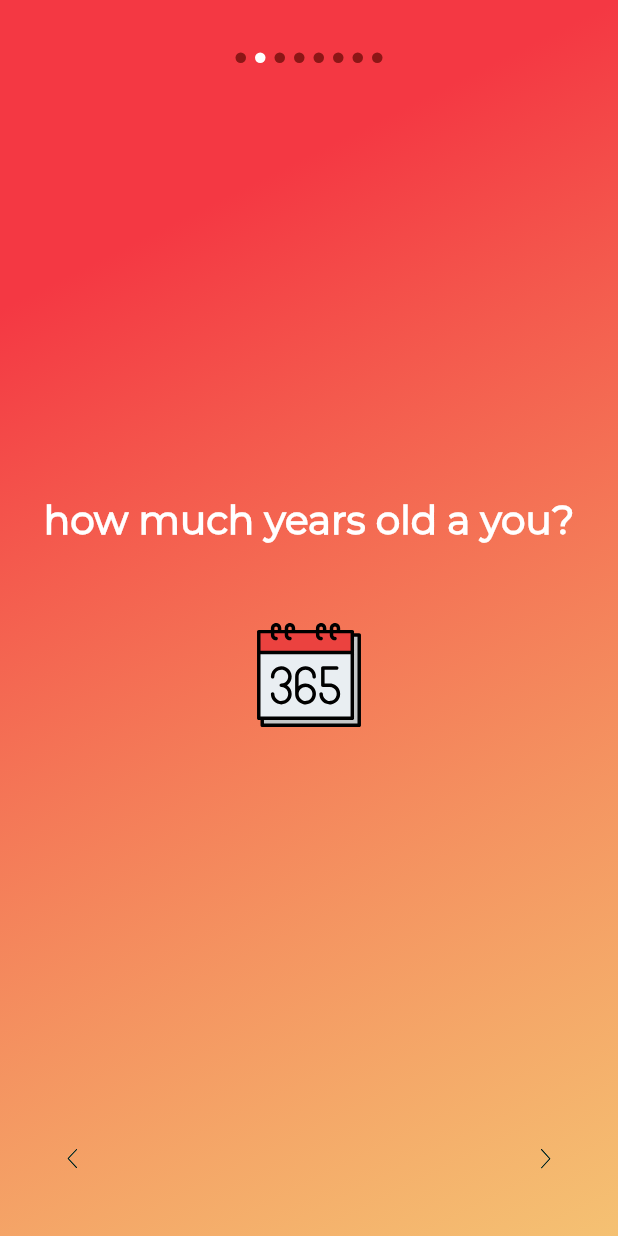
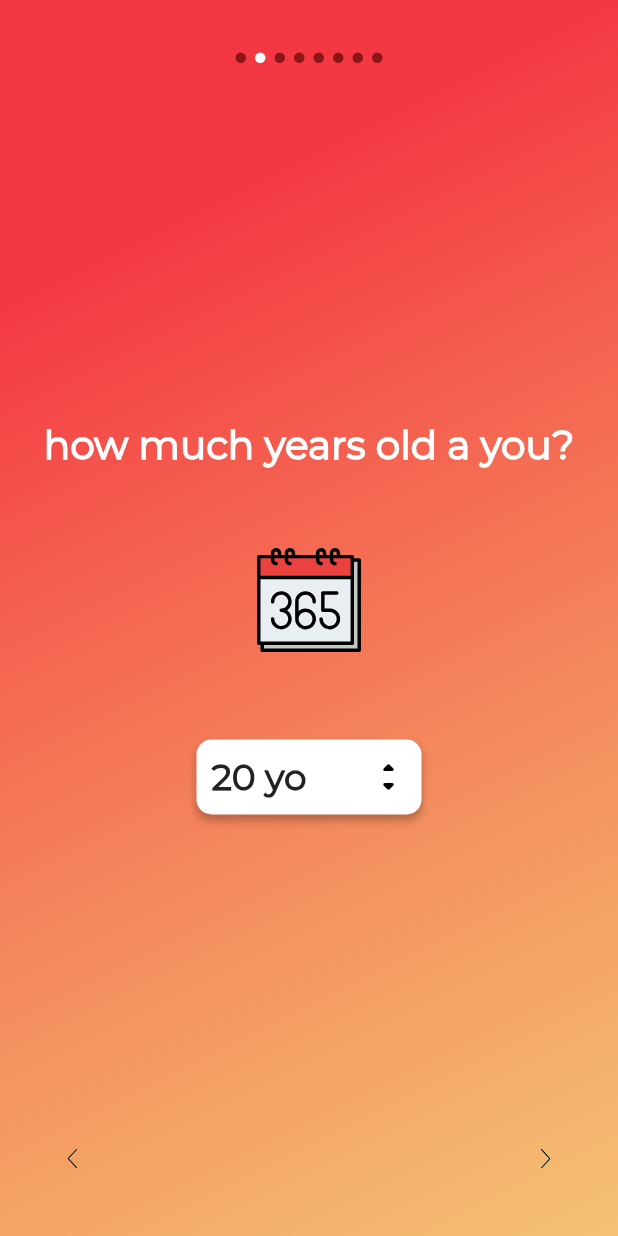
Before and after one commit to Vadagon/waterApp, a Flutter app: the screen it shows after launch, after a tap on an icon or button, on a phone screen of 412 x 824 dp. Run offline on Flutter 3.47's test engine with Material 2 defaults, Android fonts, the light colour scheme and no system bars; drawn by our look-alikes of carousel_slider; our stand-ins replace firebase_core, flutter_svg, sembast; missing offline and left inert: direct_select; accounts and stored records are empty; project files that could hold a hidden picture were left out.

Commit message:
setup slides 50%

```diff
--- a/lib/main.dart
+++ b/lib/main.dart
@@ -37,8 +37,9 @@ class MyApp extends StatelessWidget {
         fontFamily: 'Montserrat',
          textTheme: TextTheme(
       headline1: TextStyle(fontSize: 26.0, fontWeight: FontWeight.bold,color: Color(0xffffffff)),
-      headline6: TextStyle(fontSize: 16.0, fontStyle: FontStyle.italic),
-      bodyText2: TextStyle(fontSize: 14.0, fontFamily: 'Montserrat'),
+      headline6: TextStyle(fontSize: 16.0, ),
+      bodyText2: TextStyle(fontSize: 14.0, ),
+      caption: TextStyle(fontSize: 24.0, color: Color(0xff222222), fontWeight: FontWeight.bold,),
     ),
       ),
       initialRoute: '/setup',
--- a/lib/pages/setup/setup.dart
+++ b/lib/pages/setup/setup.dart
@@ -5,6 +5,10 @@ import 'package:carousel_slider/carousel_slider.dart';
 import 'package:flutter_svg/flutter_svg.dart';
 
 import 'widgets/GenderSelect.dart';
+import 'widgets/HeightSelect.dart';
+import 'widgets/Remainder.dart';
+import 'widgets/YearsSelect.dart';
+import 'widgets/weightSelect.dart';
 
 class SetupRoute extends StatefulWidget {
   SetupRoute({this.user, this.cb});
@@ -27,7 +31,7 @@ class SetupState extends State<SetupRoute> {
     // SystemChrome.setEnabledSystemUIOverlays([SystemUiOverlay.top]);
   }
 
-  int _current = 1;
+  int _current = 0;
   List _slides = [1, 2, 3, 4, 5, 6, 7, 8];
 
   Widget _slideIndex(int s) {
@@ -36,23 +40,16 @@ class SetupState extends State<SetupRoute> {
       return GenderSelect();
     }
     if (s == 2) {
-      return Column(
-        mainAxisAlignment: MainAxisAlignment.center,
-        children: [
-          Text(
-            'how much years old a you?',
-            style: Theme.of(context).textTheme.headline1,
-          ),
-          Container(
-            margin: EdgeInsets.only(top: 50),
-            child: SvgPicture.asset(
-              'assets/img/years_icon.svg',
-              width: 80,
-              height: 80,
-            ),
-          ),
-        ],
-      );
+      return YearsSelect();
+    }
+    if (s == 3) {
+      return WeightSelect();
+    }
+    if (s == 4){
+     return HeightSelect();
+    }
+     if (s == 5){
+     return ReminderSelect();
     }
   }
 
@@ -95,7 +92,6 @@ class SetupState extends State<SetupRoute> {
                     enableInfiniteScroll: false,
                     reverse: false,
                     autoPlay: false,
-                    // onPageChanged: ,
                     scrollDirection: Axis.horizontal,
                   ),
                   carouselController: _controller,
--- a/lib/pages/setup/widgets/HeightSelect.dart
+++ b/lib/pages/setup/widgets/HeightSelect.dart
@@ -1,19 +1,18 @@
 import 'package:flutter/material.dart';
 import 'package:direct_select/direct_select.dart';
+import 'package:flutter_svg/svg.dart';
 
-class HeightChoose extends StatefulWidget {
+class HeightSelect extends StatefulWidget {
   @override
-  _HeightChooseState createState() => _HeightChooseState();
+  _HeightSelectState createState() => _HeightSelectState();
 }
 
-class _HeightChooseState extends State<HeightChoose> {
+class _HeightSelectState extends State<HeightSelect> {
   var elements1 = [];
   final elements2 = ["cm", "ft"];
 
   int selectedIndex1 = 81,
-      selectedIndex2 = 0,
-      selectedIndex3 = 0,
-      selectedIndex4 = 0;
+      selectedIndex2 = 0;
 
   @override
   void initState() {
@@ -30,25 +29,29 @@ class _HeightChooseState extends State<HeightChoose> {
 
   @override
   Widget build(BuildContext context) {
+
     // elements1 = List<String>.generate(240, (index) => (index + 30).toString());
-    return Scaffold(
-      body: Padding(
-
-        padding: const EdgeInsets.all(15.0),
-        child: Center(
-          child: Column(
+    return Column(
       mainAxisAlignment: MainAxisAlignment.center,
       children: [
+        Text(
+          'how much do you weigh?',
+          style: Theme.of(context).textTheme.headline1,
+        ),
         Container(
-          padding: EdgeInsets.only(bottom: 166),
+          margin: EdgeInsets.only(top: 50),
+          child: SvgPicture.asset(
+            'assets/img/tall.svg',
+            width: 80,
+            height: 80,
+          ),
+        ),
+        Container(
+          margin: EdgeInsets.only(top: 50),
 
           child: Row(
-                    mainAxisAlignment: MainAxisAlignment.spaceAround,
-                    children: <Widget>[
-                      Image.asset(
-                        "assets/img/height.png",
-                        width: 100,
-                      ),
+      mainAxisAlignment: MainAxisAlignment.center,
+            children: [
               _mainSelect(elements2[selectedIndex2], elements1, selectedIndex1,
                           (idd) => selectedIndex1 = idd),
                       _mainSelect('Units', elements2, selectedIndex2, (idd) {
@@ -64,19 +67,15 @@ class _HeightChooseState extends State<HeightChoose> {
                         }
 
                         selectedIndex1>100?selectedIndex1--:selectedIndex1++;
-                        // setState(() {
-                        //   elements1 = elements1.map<String>((e) {
-                        //     return (double.parse(e) * 0.32808399).round().toString();
-                        //   }).toList();
-                        //   print(elements1[0]);
-                        // });
+                        setState(() {
+                          elements1 = elements1.map<String>((e) {
+                            return (double.parse(e) * 0.32808399).round().toString();
+                          }).toList();
+                        });
                       })
                     ]),
           ),
       ],
-          ),
-        ),
-      ),
     );
   }
 
@@ -84,11 +83,9 @@ class _HeightChooseState extends State<HeightChoose> {
     return Column(
       crossAxisAlignment: CrossAxisAlignment.start,
       children: [
-        Text(
-          title,
-          style: TextStyle(color: Theme.of(context).accentColor,fontSize: 12),
-        ),
+
         Container(
+              margin: EdgeInsets.all(10.0),
 
           width: 80,
           child: DirectSelect(
@@ -126,27 +123,45 @@ class MySelectionItem extends StatelessWidget {
   @override
   Widget build(BuildContext context) {
     return SizedBox(
-      height: 40.0,
+      height: 50.0,
       child: isForList
           ? Padding(
               child: _buildItemsSelect(context),
               padding: EdgeInsets.all(10.0),
             )
           : Container(
+            padding: EdgeInsets.all(10.0),
+              decoration: BoxDecoration(
+                borderRadius: BorderRadius.all(
+                  Radius.circular(10),
+                ),
+                color: Colors.white,
+                boxShadow: [
+                  BoxShadow(
+                      color: const Color(0x40000000),
+                      offset: Offset(0, 4),
+                      blurRadius: 4,
+                      spreadRadius: 0)
+                ],
+              ),
               child: Stack(
                 children: <Widget>[
                   _buildTitleSelect(context),
                   Align(
-                    alignment: Alignment.centerRight,
+                    alignment: Alignment(1, 2),
                     child: Icon(Icons.arrow_drop_down_rounded,
-                    color: Theme.of(context).accentColor,),
-                  )
+                        color: Colors.black),
+                  ),
+                  Align(
+                    alignment: Alignment(1, -2),
+                    child:
+                        Icon(Icons.arrow_drop_up_rounded, color: Colors.black),
+                  ),
                 ],
               ),
             ),
     );
   }
-
  _buildTitleSelect(BuildContext context) {
     return Container(
       color: Colors.transparent,
@@ -154,7 +169,7 @@ class MySelectionItem extends StatelessWidget {
       padding: EdgeInsets.all(0),
       width: MediaQuery.of(context).size.width,
       alignment: Alignment.centerLeft,
-      child: Text(title),
+      child: Text(title, style: Theme.of(context).textTheme.caption,),
     );
   }
 
@@ -163,7 +178,7 @@ class MySelectionItem extends StatelessWidget {
       margin: EdgeInsets.only(right: 10),
       width: MediaQuery.of(context).size.width,
       alignment: Alignment.center,
-      child: Text(title),
+      child: Text(title,style: Theme.of(context).textTheme.caption,),
     );
   }
 }
--- /dev/null
+++ b/lib/pages/setup/widgets/Remainder.dart
@@ -0,0 +1,115 @@
+import 'package:flutter/material.dart';
+import 'package:flutter_svg/flutter_svg.dart';
+
+class ReminderSelect extends StatefulWidget {
+  @override
+  _ReminderSelectState createState() => _ReminderSelectState();
+}
+
+class _ReminderSelectState extends State<ReminderSelect> {
+  bool _gender = false;
+
+  @override
+  Widget build(BuildContext context) {
+    return Column(
+      mainAxisAlignment: MainAxisAlignment.center,
+      children: [
+        Container(
+          child: Text("how often do you want to \n recive reminders?",
+              style: const TextStyle(
+                  color: const Color(0xffffffff),
+                  fontWeight: FontWeight.w400,
+                  fontFamily: "Montserrat",
+                  fontStyle: FontStyle.normal,
+                  fontSize: 22.0),
+              textAlign: TextAlign.center),
+        ),
+        Container(
+          margin: EdgeInsets.only(top: 50, right: 20),
+          child: SvgPicture.asset(
+            'assets/img/remind.svg',
+            width: 80,
+            height: 80,
+          ),
+        ),
+        Container(
+          margin: EdgeInsets.only(top: 50),
+          child: Column(
+            mainAxisAlignment: MainAxisAlignment.center,
+            children: [
+              InkWell(
+                child: Container(
+                  width: double.infinity,
+                  height: 50,
+                  padding: EdgeInsets.all(12),
+                  margin: EdgeInsets.symmetric(vertical: 7, horizontal: 30),
+                  decoration: !_gender
+                      ? BoxDecoration(
+                          borderRadius: BorderRadius.all(Radius.circular(15)),
+                          color: const Color(0xffffffff))
+                      : BoxDecoration(
+                          color: const Color(0xb0ac2727),
+                          borderRadius: BorderRadius.all(Radius.circular(15)),
+                        ),
+                  child: Text('Every 1 hour'),
+                ),
+                onTap: () {
+                  setState(() {
+                    _gender = false;
+                  });
+                  print(_gender);
+                },
+              ),
+              InkWell(
+                child: Container(
+                  width: double.infinity,
+                  height: 50,
+                  padding: EdgeInsets.all(15),
+                  margin: EdgeInsets.symmetric(vertical: 7, horizontal: 30),
+                  decoration: _gender
+                      ? BoxDecoration(
+                          borderRadius: BorderRadius.all(Radius.circular(15)),
+                          color: const Color(0xffffffff))
+                      : BoxDecoration(
+                          color: const Color(0xb0ac2727),
+                          borderRadius: BorderRadius.all(Radius.circular(15)),
+                        ),
+                  child: Text('Every 2 hour', style:Theme.of(context).textTheme.headline6),
+                ),
+                onTap: () {
+                  setState(() {
+                    _gender = true;
+                  });
+                  print(_gender);
+                },
+              ),
+              InkWell(
+                child: Container(
+                  width: double.infinity,
+                  height: 50,
+                  padding: EdgeInsets.all(12),
+                  margin: EdgeInsets.symmetric(vertical: 7, horizontal: 30),
+                  decoration: _gender
+                      ? BoxDecoration(
+                          borderRadius: BorderRadius.all(Radius.circular(15)),
+                          color: const Color(0xffffffff))
+                      : BoxDecoration(
+                          color: const Color(0xb0ac2727),
+                          borderRadius: BorderRadius.all(Radius.circular(15)),
+                        ),
+                  child: Text('do not remind'),
+                ),
+                onTap: () {
+                  setState(() {
+                    _gender = true;
+                  });
+                  print(_gender);
+                },
+              ),
+            ],
+          ),
+        ),
+      ],
+    );
+  }
+}
--- a/lib/pages/setup/widgets/YearsSelect.dart
+++ b/lib/pages/setup/widgets/YearsSelect.dart
@@ -1,18 +1,16 @@
 import 'package:flutter/material.dart';
 import 'package:direct_select/direct_select.dart';
+import 'package:flutter_svg/svg.dart';
 
-class YearsChoose extends StatefulWidget {
+class YearsSelect extends StatefulWidget {
   @override
-  _YearsChooseState createState() => _YearsChooseState();
+  _YearsSelectState createState() => _YearsSelectState();
 }
 
-class _YearsChooseState extends State<YearsChoose> {
+class _YearsSelectState extends State<YearsSelect> {
   var elements1 = [];
 
-  int selectedIndex1 = 8,
-      selectedIndex2 = 0,
-      selectedIndex3 = 0,
-      selectedIndex4 = 0;
+  int selectedIndex1 = 8;
 
   @override
   void initState() {
@@ -20,59 +18,45 @@ class _YearsChooseState extends State<YearsChoose> {
     super.initState();
   }
 
-  _generateArray(){
+  _generateArray() {
     return List<String>.generate(79, (index) => (index + 12).toString());
   }
-
 
   @override
   Widget build(BuildContext context) {
     // elements1 = List<String>.generate(240, (index) => (index + 30).toString());
-    return Scaffold(
-      body: Padding(
-
-        padding: const EdgeInsets.all(15.0),
-        child: Center(
-          child: Column(
+    return Column(
       mainAxisAlignment: MainAxisAlignment.center,
       children: [
+        Text(
+          'how much years old a you?',
+          style: Theme.of(context).textTheme.headline1,
+        ),
         Container(
-          padding: EdgeInsets.only(bottom: 166),
-
-                child: Row(
-                    mainAxisAlignment: MainAxisAlignment.spaceAround,
-                    children: <Widget>[
-                      Image.asset(
-                        "assets/img/new-years-eve.png",
-                        width: 100,
-                      ),
-
-                      _mainSelect('Years', elements1, selectedIndex1),
-                        ],
+          margin: EdgeInsets.only(top: 50),
+          child: SvgPicture.asset(
+            'assets/img/years_icon.svg',
+            width: 80,
+            height: 80,
           ),
         ),
+        _mainSelect('yo', elements1, selectedIndex1),
       ],
-          ),
-        ),
-      ),
     );
   }
 
   _mainSelect(title, arr, selectedIndex) {
-    return Column(
+    return Container(
+      margin: EdgeInsets.only(top: 50),
+      child: Column(
         crossAxisAlignment: CrossAxisAlignment.start,
         children: [
-        Text(
-          title,
-          style: TextStyle(color: Theme.of(context).accentColor,fontSize: 12),
-        ),
           Container(
-
-          width: 80,
+            width: 150,
             child: DirectSelect(
-              itemExtent: 55.0,
+              itemExtent: 45.0,
               selectedIndex: selectedIndex,
-              backgroundColor: Theme.of(context).accentColor,
+              backgroundColor:Color(0xff1b61cb),
               child: MySelectionItem(
                 isForList: false,
                 title: arr[selectedIndex],
@@ -84,12 +68,16 @@ class _YearsChooseState extends State<YearsChoose> {
                 });
               },
               items: arr
-                  .map<Widget>((val) => MySelectionItem(
+                  .map<Widget>(
+                    (val) => MySelectionItem(
                       title: val,
-                      ))
-                  .toList()),
+                    ),
+                  )
+                  .toList(),
+            ),
           ),
         ],
+      ),
     );
   }
 }
@@ -104,45 +92,69 @@ class MySelectionItem extends StatelessWidget {
   @override
   Widget build(BuildContext context) {
     return SizedBox(
-      height: 40.0,
+      height: 50.0,
       child: isForList
           ? Padding(
               child: _buildItemsSelect(context),
               padding: EdgeInsets.all(10.0),
             )
           : Container(
+              padding: EdgeInsets.all(10.0),
+              decoration: BoxDecoration(
+                borderRadius: BorderRadius.all(
+                  Radius.circular(10),
+                ),
+                color: Colors.white,
+                boxShadow: [
+                  BoxShadow(
+                      color: const Color(0x40000000),
+                      offset: Offset(0, 4),
+                      blurRadius: 4,
+                      spreadRadius: 0)
+                ],
+              ),
               child: Stack(
                 children: <Widget>[
                   _buildTitleSelect(context),
                   Align(
-                    alignment: Alignment.centerRight,
+                    alignment: Alignment(1, 2),
                     child: Icon(Icons.arrow_drop_down_rounded,
-                    color: Theme.of(context).accentColor,),
-                  )
+                        color: Colors.black),
+                  ),
+                  Align(
+                    alignment: Alignment(1, -2),
+                    child:
+                        Icon(Icons.arrow_drop_up_rounded, color: Colors.black),
+                  ),
                 ],
               ),
             ),
     );
   }
+
   _buildTitleSelect(BuildContext context) {
     return Container(
       color: Colors.transparent,
       margin: EdgeInsets.only(right: 10),
-      padding: EdgeInsets.all(0),
+      padding: EdgeInsets.all(00),
       width: MediaQuery.of(context).size.width,
       alignment: Alignment.centerLeft,
-      child: Text(title),
+      child: Text(
+        title + ' yo',
+        style: Theme.of(context).textTheme.caption,
+      ),
     );
   }
-
-
 
   _buildItemsSelect(BuildContext context) {
     return Container(
       margin: EdgeInsets.only(right: 10),
       width: MediaQuery.of(context).size.width,
       alignment: Alignment.center,
-      child: Text(title),
+      child: Text(
+        title,
+        style: Theme.of(context).textTheme.caption,
+      ),
     );
   }
 }
--- a/lib/pages/setup/widgets/weightSelect.dart
+++ b/lib/pages/setup/widgets/weightSelect.dart
@@ -1,19 +1,17 @@
 import 'package:flutter/material.dart';
 import 'package:direct_select/direct_select.dart';
+import 'package:flutter_svg/svg.dart';
 
-class WeightChoose extends StatefulWidget {
+class WeightSelect extends StatefulWidget {
   @override
-  _WeightChooseState createState() => _WeightChooseState();
+  _WeightSelectState createState() => _WeightSelectState();
 }
 
-class _WeightChooseState extends State<WeightChoose> {
+class _WeightSelectState extends State<WeightSelect> {
   var elements1 = [];
   final elements2 = ["kg", "lbs"];
 
-  int selectedIndex1 = 40,
-      selectedIndex2 = 0,
-      selectedIndex3 = 0,
-      selectedIndex4 = 0;
+  int selectedIndex1 = 40, selectedIndex2 = 0;
 
   @override
   void initState() {
@@ -21,7 +19,7 @@ class _WeightChooseState extends State<WeightChoose> {
     super.initState();
   }
 
-  _generateArray(){
+  _generateArray() {
     return List<String>.generate(240, (index) => (index + 22).toString());
   }
   // List<Widget> _buildItems1() {
@@ -31,51 +29,59 @@ class _WeightChooseState extends State<WeightChoose> {
   @override
   Widget build(BuildContext context) {
     // elements1 = List<String>.generate(240, (index) => (index + 30).toString());
-    return Scaffold(
-      body: Padding(
-
-        padding: const EdgeInsets.all(15.0),
-        child: Center(
-          child: Column(
+    return Column(
       mainAxisAlignment: MainAxisAlignment.center,
       children: [
+        Text(
+          'how much do you weigh?',
+          style: Theme.of(context).textTheme.headline1,
+        ),
         Container(
-          padding: EdgeInsets.only(bottom: 166),
+          margin: EdgeInsets.only(top: 50),
+          child: SvgPicture.asset(
+            'assets/img/waga.svg',
+            width: 80,
+            height: 80,
+          ),
+        ),
+        Container(
+          margin: EdgeInsets.only(top: 50),
 
           child: Row(
-                    mainAxisAlignment: MainAxisAlignment.spaceAround,
-                    children: <Widget>[
-                      Image.asset(
-                        "assets/img/slim.png",
-                        width: 100,
-                      ),
+      mainAxisAlignment: MainAxisAlignment.center,
+            children: [
               _mainSelect(elements2[selectedIndex2], elements1, selectedIndex1,
                   (idd) => selectedIndex1 = idd),
-                      _mainSelect('Units', elements2, selectedIndex2, (idd) {
-                        if(selectedIndex2 == idd) return;
+              _mainSelect(
+                'Units',
+                elements2,
+                selectedIndex2,
+                (idd) {
+                  if (selectedIndex2 == idd) return;
                   selectedIndex2 = idd;
 
-                        if(idd==0) {
+                  if (idd == 0) {
                     elements1 = _generateArray();
                     selectedIndex1 = (selectedIndex1 / 0.45359237).round();
-                        }else{
-                          elements1 = List<String>.generate((240*0.45359237).round(), (index) => (index + (30*0.45359237).round()).toString());
+                  } else {
+                    elements1 = List<String>.generate(
+                        (240 * 0.45359237).round(),
+                        (index) =>
+                            (index + (30 * 0.45359237).round()).toString());
                     selectedIndex1 = (selectedIndex1 * 0.45359237).round();
                   }
-                        selectedIndex1>100?selectedIndex1--:selectedIndex1++;
-                        // setState(() {
-                        //   elements1 = elements1.map<String>((e) {
-                        //     return (double.parse(e) * 0.45359237).round().toString();
-                        //   }).toList();
-                        //   print(elements1[0]);
-                        // });
-                      })
-                    ]),
+                  selectedIndex1 > 100 ? selectedIndex1-- : selectedIndex1++;
+                  setState(() {
+                    elements1 = elements1.map<String>((e) {
+                      return (double.parse(e) * 0.45359237).round().toString();
+                    }).toList();
+                  });
+                },
               ),
             ],
           ),
-        ),
-      ),
+        )
+      ],
     );
   }
 
@@ -83,11 +89,9 @@ class _WeightChooseState extends State<WeightChoose> {
     return Column(
       crossAxisAlignment: CrossAxisAlignment.start,
       children: [
-        Text(
-          title,
-          style: TextStyle(color: Theme.of(context).accentColor,fontSize: 12),
-        ),
+
         Container(
+              margin: EdgeInsets.all(10.0),
 
           width: 80,
           child: DirectSelect(
@@ -125,21 +129,40 @@ class MySelectionItem extends StatelessWidget {
   @override
   Widget build(BuildContext context) {
     return SizedBox(
-      height: 40.0,
+      height: 50.0,
       child: isForList
           ? Padding(
               child: _buildItemsSelect(context),
               padding: EdgeInsets.all(10.0),
             )
           : Container(
-              child: Stack(
+            padding: EdgeInsets.all(10.0),
+              decoration: BoxDecoration(
+                borderRadius: BorderRadius.all(
+                  Radius.circular(10),
+                ),
+                color: Colors.white,
+                boxShadow: [
+                  BoxShadow(
+                      color: const Color(0x40000000),
+                      offset: Offset(0, 4),
+                      blurRadius: 4,
+                      spreadRadius: 0)
+                ],
+              ),
+              child:Stack(
                 children: <Widget>[
                   _buildTitleSelect(context),
                   Align(
-                    alignment: Alignment.centerRight,
+                    alignment: Alignment(1, 2),
                     child: Icon(Icons.arrow_drop_down_rounded,
-                    color: Theme.of(context).accentColor,),
-                  )
+                        color: Colors.black),
+                  ),
+                  Align(
+                    alignment: Alignment(1, -2),
+                    child:
+                        Icon(Icons.arrow_drop_up_rounded, color: Colors.black),
+                  ),
                 ],
               ),
             ),
@@ -153,7 +176,7 @@ class MySelectionItem extends StatelessWidget {
       padding: EdgeInsets.all(0),
       width: MediaQuery.of(context).size.width,
       alignment: Alignment.centerLeft,
-      child: Text(title),
+      child: Text(title, style: Theme.of(context).textTheme.caption,),
     );
   }
 
@@ -162,7 +185,7 @@ class MySelectionItem extends StatelessWidget {
       margin: EdgeInsets.only(right: 10),
       width: MediaQuery.of(context).size.width,
       alignment: Alignment.center,
-      child: Text(title),
+      child: Text(title,style: Theme.of(context).textTheme.caption,),
     );
   }
 }
```
Also changed, not shown: lib/pages/setup/widgets/Stepper.dart (deleted, +0 -56 lines), assets/img/remind.svg (added), assets/img/tall.svg (added), assets/img/waga.svg (added). Lines whose indentation alone changed are shown as unchanged.
